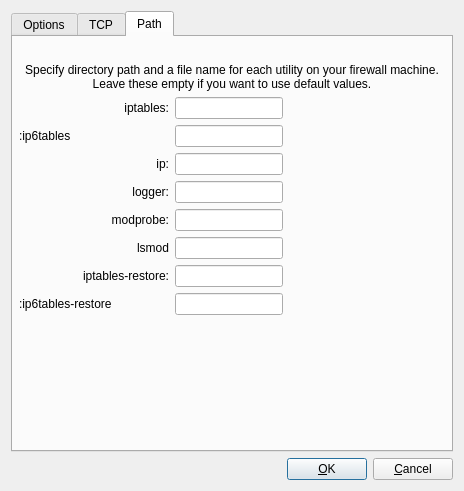
First picture: the form in src/gui/linux24advanceddialog_q.ui, repository fwbuilder/fwbuilder, before the edit.
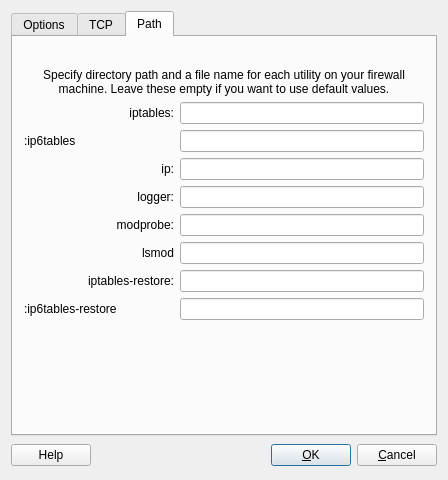
Second picture: the form after the edit. The open tabs and pages were chosen to show the change.

Commit message: added framework for the built-in help and help for the linux 2.4/2.6 host settings dialog

```diff
--- a/src/gui/linux24advanceddialog_q.ui
+++ b/src/gui/linux24advanceddialog_q.ui
@@ -5,96 +5,14 @@
    <rect>
     <x>0</x>
     <y>0</y>
-    <width>464</width>
-    <height>491</height>
+    <width>448</width>
+    <height>480</height>
    </rect>
   </property>
   <property name="windowTitle" >
    <string>Linux 2.4: advanced settings</string>
   </property>
   <layout class="QGridLayout" >
-   <property name="leftMargin" >
-    <number>11</number>
-   </property>
-   <property name="topMargin" >
-    <number>11</number>
-   </property>
-   <property name="rightMargin" >
-    <number>11</number>
-   </property>
-   <property name="bottomMargin" >
-    <number>11</number>
-   </property>
-   <property name="horizontalSpacing" >
-    <number>6</number>
-   </property>
-   <property name="verticalSpacing" >
-    <number>6</number>
-   </property>
-   <item row="1" column="0" >
-    <layout class="QHBoxLayout" >
-     <property name="spacing" >
-      <number>6</number>
-     </property>
-     <property name="leftMargin" >
-      <number>0</number>
-     </property>
-     <property name="topMargin" >
-      <number>0</number>
-     </property>
-     <property name="rightMargin" >
-      <number>0</number>
-     </property>
-     <property name="bottomMargin" >
-      <number>0</number>
-     </property>
-     <item>
-      <spacer>
-       <property name="orientation" >
-        <enum>Qt::Horizontal</enum>
-       </property>
-       <property name="sizeType" >
-        <enum>QSizePolicy::Expanding</enum>
-       </property>
-       <property name="sizeHint" >
-        <size>
-         <width>20</width>
-         <height>20</height>
-        </size>
-       </property>
-      </spacer>
-     </item>
-     <item>
-      <widget class="QPushButton" name="buttonOk" >
-       <property name="text" >
-        <string>&amp;OK</string>
-       </property>
-       <property name="shortcut" >
-        <string/>
-       </property>
-       <property name="autoDefault" >
-        <bool>true</bool>
-       </property>
-       <property name="default" >
-        <bool>true</bool>
-       </property>
-      </widget>
-     </item>
-     <item>
-      <widget class="QPushButton" name="buttonCancel" >
-       <property name="text" >
-        <string>&amp;Cancel</string>
-       </property>
-       <property name="shortcut" >
-        <string/>
-       </property>
-       <property name="autoDefault" >
-        <bool>true</bool>
-       </property>
-      </widget>
-     </item>
-    </layout>
-   </item>
    <item row="0" column="0" >
     <widget class="QTabWidget" name="tabWidget3" >
      <property name="tabShape" >
@@ -845,24 +763,6 @@
        <string>Path</string>
       </attribute>
       <layout class="QGridLayout" >
-       <property name="leftMargin" >
-        <number>6</number>
-       </property>
-       <property name="topMargin" >
-        <number>6</number>
-       </property>
-       <property name="rightMargin" >
-        <number>6</number>
-       </property>
-       <property name="bottomMargin" >
-        <number>6</number>
-       </property>
-       <property name="horizontalSpacing" >
-        <number>6</number>
-       </property>
-       <property name="verticalSpacing" >
-        <number>6</number>
-       </property>
        <item row="0" column="1" >
         <spacer>
          <property name="orientation" >
@@ -879,7 +779,7 @@
          </property>
         </spacer>
        </item>
-       <item row="1" column="0" colspan="4" >
+       <item row="1" column="0" colspan="3" >
         <widget class="QLabel" name="label456" >
          <property name="text" >
           <string>Specify directory path and a file name for each utility on your firewall machine. Leave these empty if you want to use default values.</string>
@@ -908,22 +808,6 @@
        <item row="2" column="1" colspan="2" >
         <widget class="QLineEdit" name="linux24_path_iptables" />
        </item>
-       <item rowspan="2" row="2" column="3" >
-        <spacer>
-         <property name="orientation" >
-          <enum>Qt::Horizontal</enum>
-         </property>
-         <property name="sizeType" >
-          <enum>QSizePolicy::Expanding</enum>
-         </property>
-         <property name="sizeHint" >
-          <size>
-           <width>40</width>
-           <height>20</height>
-          </size>
-         </property>
-        </spacer>
-       </item>
        <item row="3" column="0" >
         <widget class="QLabel" name="label" >
          <property name="layoutDirection" >
@@ -1066,6 +950,62 @@
      </widget>
     </widget>
    </item>
+   <item row="1" column="0" >
+    <layout class="QHBoxLayout" >
+     <item>
+      <widget class="QPushButton" name="buttonHelp" >
+       <property name="text" >
+        <string>Help</string>
+       </property>
+      </widget>
+     </item>
+     <item>
+      <spacer>
+       <property name="orientation" >
+        <enum>Qt::Horizontal</enum>
+       </property>
+       <property name="sizeType" >
+        <enum>QSizePolicy::Expanding</enum>
+       </property>
+       <property name="sizeHint" >
+        <size>
+         <width>151</width>
+         <height>27</height>
+        </size>
+       </property>
+      </spacer>
+     </item>
+     <item>
+      <widget class="QPushButton" name="buttonOk" >
+       <property name="text" >
+        <string>&amp;OK</string>
+       </property>
+       <property name="shortcut" >
+        <string/>
+       </property>
+       <property name="autoDefault" >
+        <bool>true</bool>
+       </property>
+       <property name="default" >
+        <bool>true</bool>
+       </property>
+      </widget>
+     </item>
+     <item>
+      <widget class="QPushButton" name="buttonCancel" >
+       <property name="text" >
+        <string>&amp;Cancel</string>
+       </property>
+       <property name="shortcut" >
+        <string/>
+       </property>
+       <property name="autoDefault" >
+        <bool>true</bool>
+       </property>
+      </widget>
+     </item>
+    </layout>
+   </item>
   </layout>
  </widget>
  <layoutdefault spacing="6" margin="11" />
```
Left out of the diff: 41 changed lines with no effect on the pictures. The commit also changes 10 other files.
